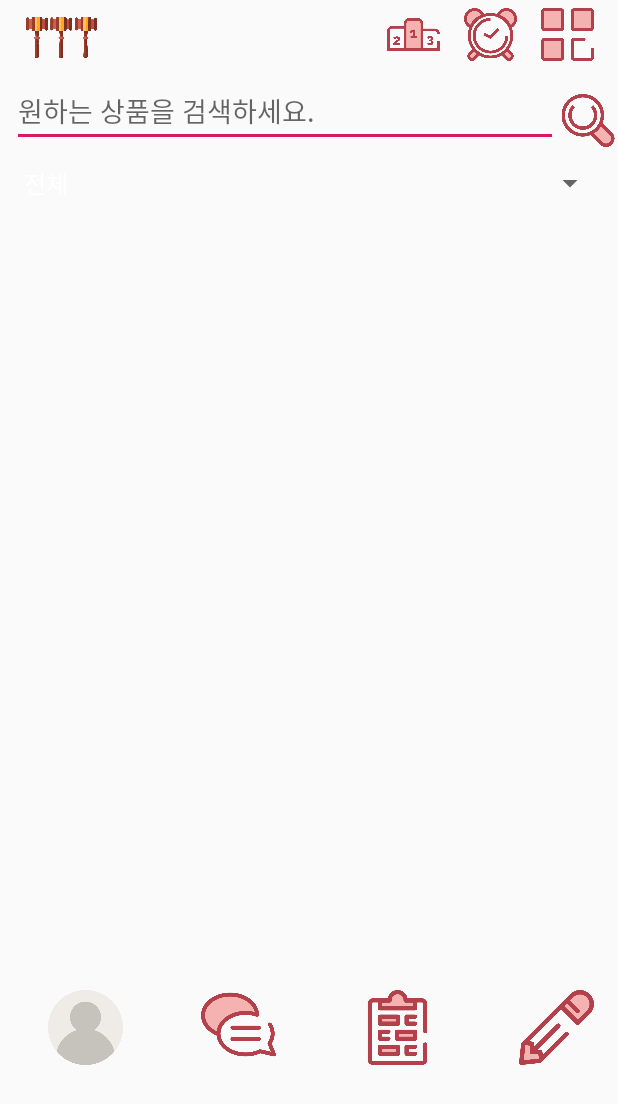
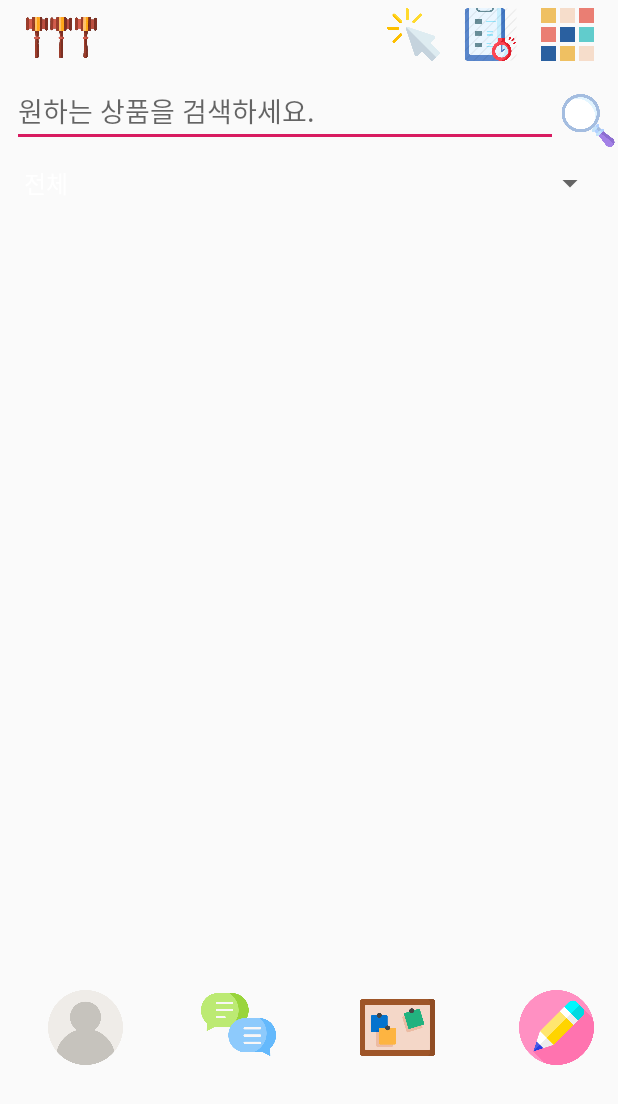
Before and after one commit to hyejin1231/Teamtest1, an Android app: the MainActivity screen opened directly, with no data from a screen before it, on a phone screen of 412 x 824 dp. Shown: the top 1104 px of the screen. Run offline under Robolectric (Android 15) with nearby library versions, the phone set to English and light mode, and no system bars; our stand-ins replace Firebase (no records; nobody signed in at launch, a user with empty details on screens opened directly); 1 statement that could not run was skipped.

Commit message:
[20201023] 혜진 아이콘 바꿔는 봤지만 바꿀 사람 바꿔줘!

```diff
--- a/app/src/main/res/layout/activity_main.xml
+++ b/app/src/main/res/layout/activity_main.xml
@@ -29,7 +29,7 @@
         android:layout_marginRight="16dp"
         app:layout_constraintEnd_toStartOf="@+id/img_btn_category"
         app:layout_constraintTop_toTopOf="parent"
-        app:srcCompat="@drawable/time" />
+        app:srcCompat="@drawable/duedate2" />
 
     <ImageView
         android:id="@+id/imageView6"
@@ -50,7 +50,7 @@
         android:layout_marginRight="16dp"
         app:layout_constraintEnd_toStartOf="@+id/img_btn_dueDate"
         app:layout_constraintTop_toTopOf="parent"
-        app:srcCompat="@drawable/rank" />
+        app:srcCompat="@drawable/click" />
 
     <ImageView
         android:id="@+id/img_btn_category"
@@ -61,7 +61,7 @@
         android:layout_marginRight="16dp"
         app:layout_constraintEnd_toEndOf="parent"
         app:layout_constraintTop_toTopOf="parent"
-        app:srcCompat="@drawable/menu" />
+        app:srcCompat="@drawable/categorymenu" />
 
     <ImageView
         android:id="@+id/img_SC_btnSearch"
@@ -70,7 +70,7 @@
 
         app:layout_constraintBottom_toBottomOf="@+id/edit_SC_Search"
         app:layout_constraintEnd_toEndOf="parent"
-        app:srcCompat="@drawable/searchhh" />
+        app:srcCompat="@drawable/search" />
 
     <androidx.recyclerview.widget.RecyclerView
         android:id="@+id/SCrecyclerView"
@@ -103,7 +103,7 @@
             app:layout_constraintEnd_toEndOf="parent"
             app:layout_constraintTop_toTopOf="parent"
             app:layout_constraintVertical_bias="0.0"
-            app:srcCompat="@drawable/sellwrite" />
+            app:srcCompat="@drawable/pencil" />
 
         <ImageView
             android:id="@+id/img_SC_btnMypage"
@@ -143,7 +143,7 @@
             app:layout_constraintEnd_toStartOf="@+id/img_SC_btnWrite"
             app:layout_constraintTop_toTopOf="parent"
             app:layout_constraintVertical_bias="0.0"
-            app:srcCompat="@drawable/board" />
+            app:srcCompat="@drawable/noticeboard" />
 
         <ImageView
             android:id="@+id/img_SC_btnChat"
@@ -154,7 +154,7 @@
             android:layout_marginTop="4dp"
             app:layout_constraintStart_toEndOf="@+id/img_SC_btnMypage"
             app:layout_constraintTop_toTopOf="parent"
-            app:srcCompat="@drawable/conservation"></ImageView>
+            app:srcCompat="@drawable/chat"></ImageView>
 
 
     </androidx.constraintlayout.widget.ConstraintLayout>
```
